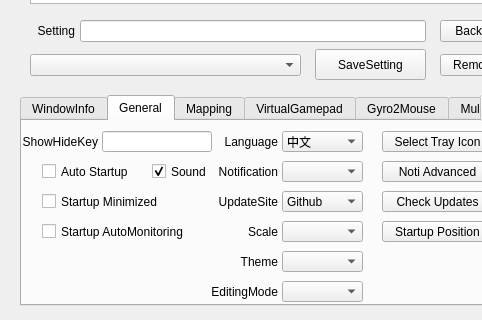
This is QKeyMapper/qkeymapper.ui in Zalafina/QKeyMapper as Qt 5 draws it before an edit; both pictures show x 0 to 482 and y 350 to 670 of the 1070 by 670 pixel window. The edited form follows.
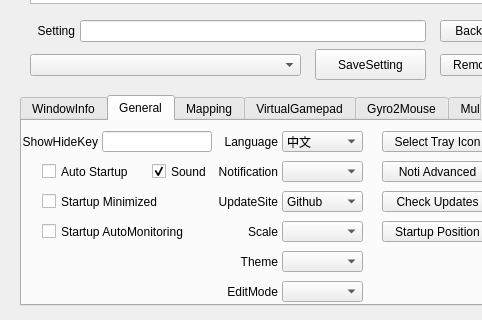
This is the edited form.

The edit to the form file:
```diff
--- a/QKeyMapper/qkeymapper.ui
+++ b/QKeyMapper/qkeymapper.ui
@@ -1060,7 +1060,7 @@
       </rect>
      </property>
      <property name="text">
-      <string>EditingMode</string>
+      <string>EditMode</string>
      </property>
      <property name="alignment">
       <set>Qt::AlignmentFlag::AlignRight|Qt::AlignmentFlag::AlignTrailing|Qt::AlignmentFlag::AlignVCenter</set>
```
Left out of the diff: 8 changed lines with no effect on the pictures.
